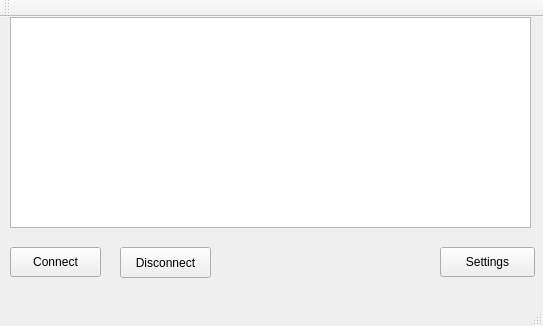
This is mainwindow.ui in BastianGschrey/PowerTune as Qt 5 draws it before an edit. The edited form follows.
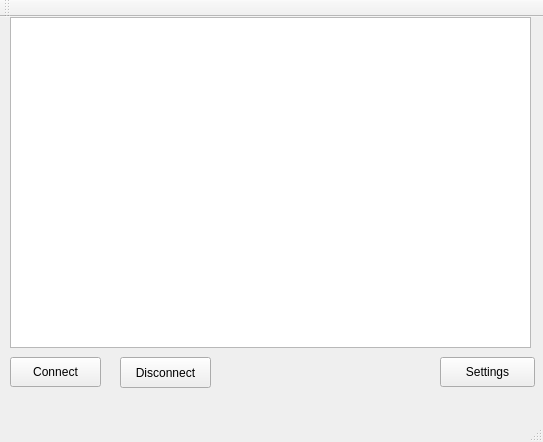
This is the edited form.

The edit to the form file:
```diff
--- a/mainwindow.ui
+++ b/mainwindow.ui
@@ -7,7 +7,7 @@
     <x>0</x>
     <y>0</y>
     <width>543</width>
-    <height>326</height>
+    <height>442</height>
    </rect>
   </property>
   <property name="windowTitle">
@@ -18,7 +18,7 @@
     <property name="geometry">
      <rect>
       <x>440</x>
-      <y>230</y>
+      <y>340</y>
       <width>95</width>
       <height>30</height>
      </rect>
@@ -33,7 +33,7 @@
       <x>10</x>
       <y>0</y>
       <width>521</width>
-      <height>211</height>
+      <height>331</height>
      </rect>
     </property>
    </widget>
@@ -41,7 +41,7 @@
     <property name="geometry">
      <rect>
       <x>10</x>
-      <y>230</y>
+      <y>340</y>
       <width>91</width>
       <height>30</height>
      </rect>
@@ -54,7 +54,7 @@
     <property name="geometry">
      <rect>
       <x>120</x>
-      <y>230</y>
+      <y>340</y>
       <width>91</width>
       <height>31</height>
      </rect>
```
